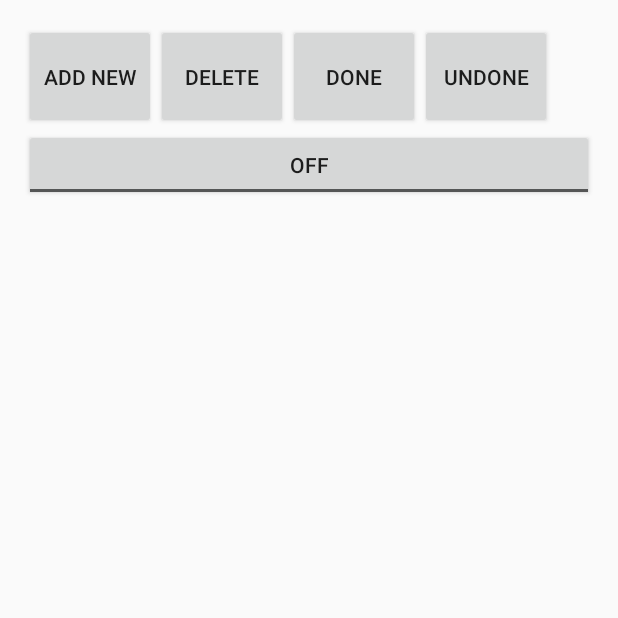
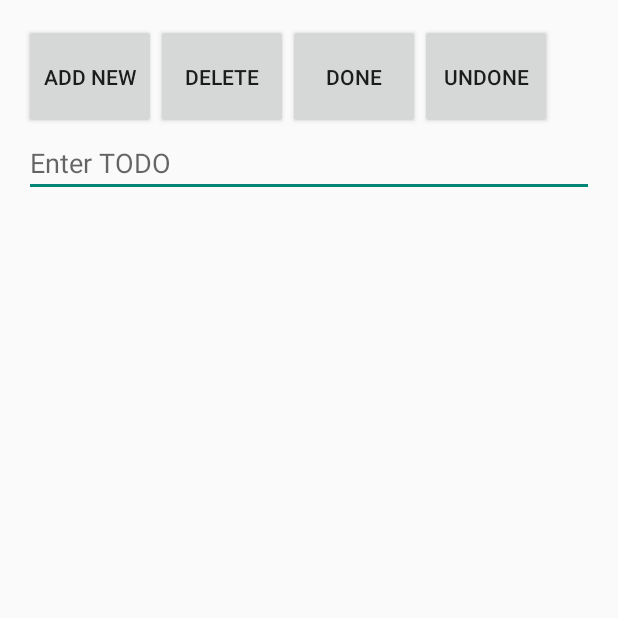
Before and after one commit to darkwizz/todo-list, an Android app: the screen it shows after launch (MainActivity), on a phone screen of 412 x 824 dp, the top half of it. Run offline under Robolectric (Android 15) with nearby library versions, the phone set to English and light mode, and no system bars.

Commit message:
Update User interface

```diff
--- a/app/src/main/java/com/ubuntu/artur/todolistapp/MainActivity.java
+++ b/app/src/main/java/com/ubuntu/artur/todolistapp/MainActivity.java
@@ -3,21 +3,43 @@ package com.ubuntu.artur.todolistapp;
 import android.app.Activity;
 import android.support.v7.app.ActionBarActivity;
 import android.os.Bundle;
+import android.text.Editable;
+import android.text.TextWatcher;
 import android.view.Menu;
 import android.view.MenuItem;
+import android.view.View;
 import android.widget.Button;
+import android.widget.EditText;
 import android.widget.LinearLayout;
+import android.widget.ListView;
 import android.widget.ToggleButton;
 
 
-public class MainActivity extends Activity {
+public class MainActivity extends Activity implements View.OnClickListener, TextWatcher {
+    private Button addNewBtn;
+    private Button deleteBtn;
+    private Button doneBtn;
+    private Button undoneBtn;
+    private LinearLayout todoItemsLayout;
+    private ListView todoListView;
+    private EditText todoTextEdit;
 
     @Override
     protected void onCreate(Bundle savedInstanceState) {
         super.onCreate(savedInstanceState);
         setContentView(R.layout.activity_main);
-        //Button addNewBtn = (Button)findViewById(R.id.addNewBtn);
-        //LinearLayout todoItemsLayout = (LinearLayout)findViewById(R.id.controlsLayout);
+
+        addNewBtn = (Button)findViewById(R.id.addNewBtn);
+        deleteBtn = (Button)findViewById(R.id.deleteBtn);
+        doneBtn = (Button)findViewById(R.id.doneBtn);
+        undoneBtn = (Button)findViewById(R.id.undoneBtn);
+
+        todoItemsLayout = (LinearLayout)findViewById(R.id.controlsLayout);
+
+        todoListView = (ListView)findViewById(R.id.todoListView);
+
+        todoTextEdit = (EditText)findViewById(R.id.todoTextEdit);
+        //todoListView.addFooterView();
     }
 
     @Override
@@ -42,7 +64,23 @@ public class MainActivity extends Activity {
         return super.onOptionsItemSelected(item);
     }
 
-    private ToggleButton createTodoItem() {
-        return null;
+    @Override
+    public void onClick(View sender) {
+        int id = sender.getId();
+    }
+
+    @Override
+    public void beforeTextChanged(CharSequence string, int start, int count, int after) {
+
+    }
+
+    @Override
+    public void onTextChanged(CharSequence string, int start, int before, int count) {
+
+    }
+
+    @Override
+    public void afterTextChanged(Editable editor) {
+
     }
 }
--- a/app/src/main/res/layout/activity_main.xml
+++ b/app/src/main/res/layout/activity_main.xml
@@ -8,11 +8,11 @@
     android:paddingBottom="@dimen/activity_vertical_margin"
     tools:context=".MainActivity"
 
-        android:orientation="vertical"
-        android:layout_alignParentTop="true"
+    android:layout_alignParentTop="true"
         android:layout_alignParentStart="true"
         android:id="@+id/controlsLayout"
-        android:weightSum="1">
+        android:weightSum="1"
+    android:orientation="vertical">
         <LinearLayout
             android:orientation="horizontal"
             android:layout_width="match_parent"
@@ -24,35 +24,48 @@
                 android:layout_width="88dp"
                 android:layout_height="70dp"
                 android:text="@string/addNewBtn"
-                android:id="@+id/addNewBtn" />
+                android:id="@+id/addNewBtn"
+                android:layout_gravity="left" />
 
             <Button
                 style="?android:attr/buttonStyleSmall"
                 android:layout_width="88dp"
                 android:layout_height="match_parent"
                 android:text="@string/deleteBtn"
-                android:id="@+id/deleteBtn" />
+                android:id="@+id/deleteBtn"
+                android:layout_gravity="center|left" />
 
             <Button
                 style="?android:attr/buttonStyleSmall"
                 android:layout_width="88dp"
                 android:layout_height="match_parent"
                 android:text="@string/doneBtn"
-                android:id="@+id/doneBtn" />
+                android:id="@+id/doneBtn"
+                android:layout_gravity="center|right" />
 
             <Button
                 style="?android:attr/buttonStyleSmall"
                 android:layout_width="88dp"
                 android:layout_height="match_parent"
                 android:text="@string/undoneBtn"
-                android:id="@+id/undoneBtn" />
+                android:id="@+id/undoneBtn"
+                android:layout_gravity="right" />
 
         </LinearLayout>
 
-    <ToggleButton
+    <EditText
         android:layout_width="match_parent"
         android:layout_height="wrap_content"
-        android:text="New ToggleButton"
-        android:id="@+id/toggleButton" />
+        android:id="@+id/todoTextEdit"
+        android:inputType="text"
+        android:hint="@string/TodoTextHint" />
+
+    <ListView
+        android:layout_width="match_parent"
+        android:layout_height="wrap_content"
+        android:id="@+id/todoListView"
+        android:choiceMode="singleChoice"
+        android:clickable="true"
+        android:layout_weight="1.10" />
 
 </LinearLayout>
--- a/app/src/main/res/values/strings.xml
+++ b/app/src/main/res/values/strings.xml
@@ -7,4 +7,5 @@
     <string name="deleteBtn">Delete</string>
     <string name="doneBtn">Done</string>
     <string name="undoneBtn">Undone</string>
+    <string name="TodoTextHint">Enter TODO</string>
 </resources>
```
